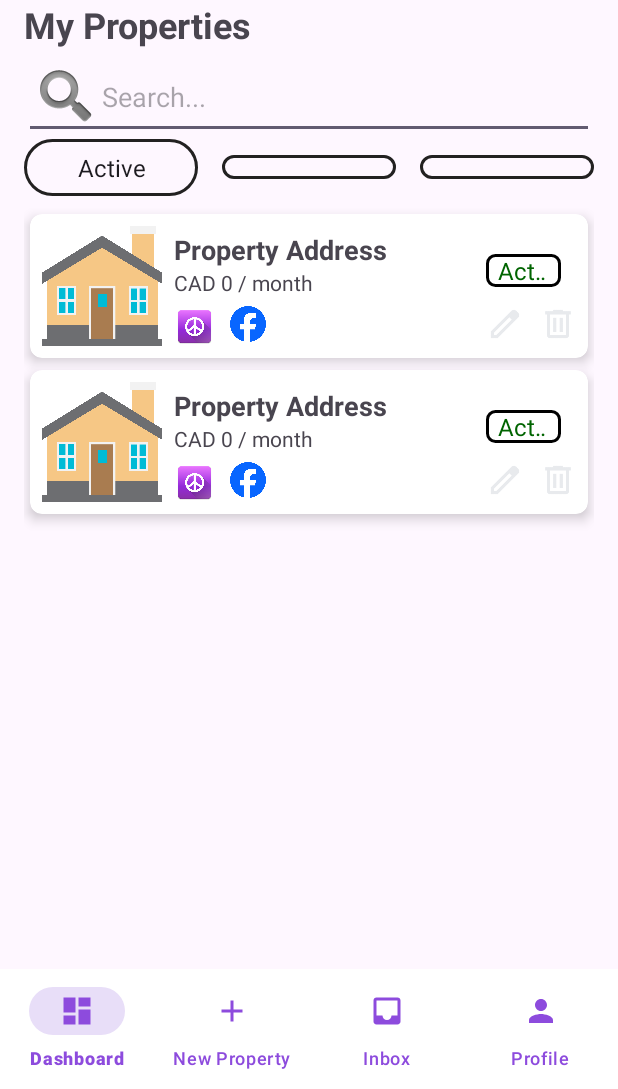
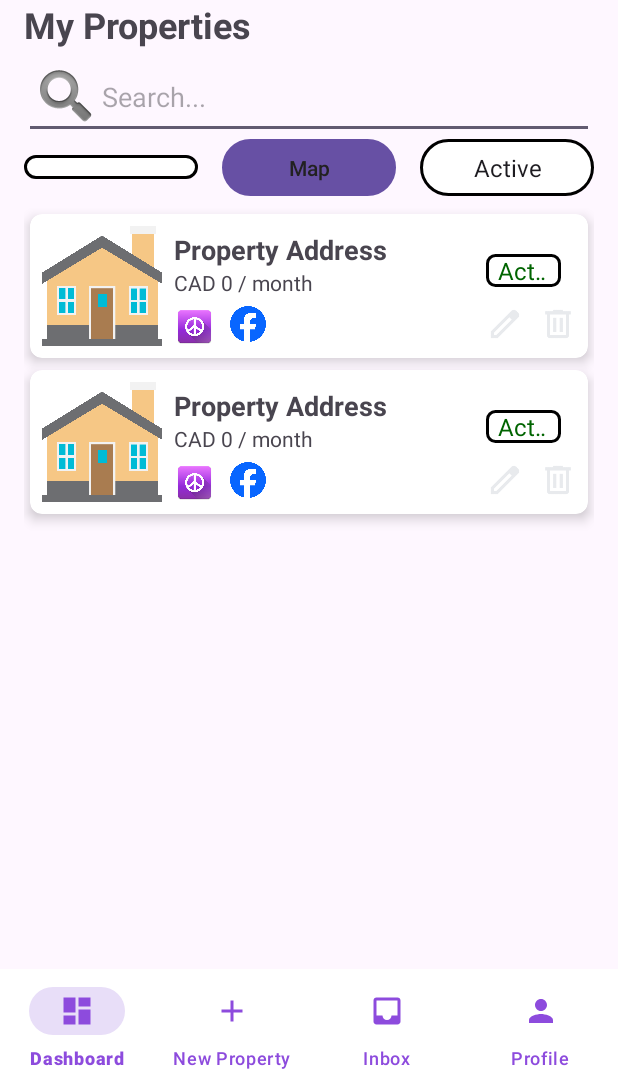
Before and after one commit to MrNathanDrake/Hexon_Project, an Android app: the screen it shows after launch once a user with an empty profile is signed in (MainActivity), on a phone screen of 412 x 824 dp, the part 147-1236 px from its top. Run offline under Robolectric (Android 15) with nearby library versions, the phone set to English and light mode, and no system bars; our stand-ins replace Firebase (no records; nobody signed in at launch, a user with empty details on screens opened directly), navigation-ui; pictures from the network do not load.

Commit message:
add map button to show properties' location on google map

```diff
--- a/app/src/main/AndroidManifest.xml
+++ b/app/src/main/AndroidManifest.xml
@@ -45,6 +45,7 @@
         <activity
             android:name=".MainActivity"
             android:exported="true" />
+        <activity android:name=".dashboard.Map" />
     </application>
 
 </manifest>
--- a/app/src/main/java/com/example/cmpt362_project/property/Property.kt
+++ b/app/src/main/java/com/example/cmpt362_project/property/Property.kt
@@ -5,5 +5,7 @@ data class Property(
     val address: String,
     val price: String,
     val imageUrl: String,
+    val latitude: Double?,
+    val longitude: Double?,
     var status: String = "Active"
 )
--- a/app/src/main/java/com/example/cmpt362_project/property/PropertyViewModel.kt
+++ b/app/src/main/java/com/example/cmpt362_project/property/PropertyViewModel.kt
@@ -6,8 +6,18 @@ import androidx.lifecycle.ViewModel
 
 class PropertyViewModel : ViewModel() {
     private val allProperties = mutableListOf(
-        Property(1, "422 Deer View Avenue", "CAD 3550 / month", "https://example.com/image1.jpg"),
-        Property(2, "2550 Pateseabc Avenue", "CAD 2 / month", "https://example.com/image2.jpg")
+        Property(1,
+            "422 Deer View Avenue",
+            "CAD 3550 / month",
+            "https://example.com/image1.jpg",
+            latitude = 49.277748,
+            longitude = -122.909050),
+        Property(2,
+            "2550 Pateseabc Avenue",
+            "CAD 2 / month",
+            "https://example.com/image2.jpg",
+            latitude = 49.267941,
+            longitude = -123.247360)
     )
 
     private val _properties = MutableLiveData<List<Property>>()
--- a/app/src/main/res/drawable/spinner_design.xml
+++ b/app/src/main/res/drawable/spinner_design.xml
@@ -1,11 +1,31 @@
 <?xml version="1.0" encoding="utf-8"?>
 <selector xmlns:android="http://schemas.android.com/apk/res/android">
+    <!-- State when button is pressed -->
+    <item android:state_pressed="true">
+        <shape android:shape="rectangle">
+            <solid android:color="@android:color/darker_gray" />
+            <stroke android:width="2dp" android:color="@android:color/black" />
+            <corners android:radius="24dp" />
+        </shape>
+    </item>
+
+    <!-- Default state -->
     <item>
         <shape android:shape="rectangle">
-            <solid android:color="@android:color/transparent" />
-            <stroke android:width="2dp" android:color="@color/black" />
+            <solid android:color="@android:color/white" />
+            <stroke android:width="2dp" android:color="@android:color/black" />
             <corners android:radius="24dp" />
-            <padding android:left="12dp" android:right="12dp" android:top="6dp" android:bottom="6dp" />
         </shape>
     </item>
 </selector>
+
+<!--<selector xmlns:android="http://schemas.android.com/apk/res/android">-->
+<!--    <item>-->
+<!--        <shape android:shape="rectangle">-->
+<!--            <solid android:color="@android:color/transparent" />-->
+<!--            <stroke android:width="2dp" android:color="@color/black" />-->
+<!--            <corners android:radius="24dp" />-->
+<!--            <padding android:left="12dp" android:right="12dp" android:top="6dp" android:bottom="6dp" />-->
+<!--        </shape>-->
+<!--    </item>-->
+<!--</selector>-->
--- a/app/src/main/res/layout/fragment_dashboard.xml
+++ b/app/src/main/res/layout/fragment_dashboard.xml
@@ -38,6 +38,30 @@
         android:gravity="center">
 
         <Spinner
+            android:layout_width="0dp"
+            android:layout_height="wrap_content"
+            android:layout_weight="1"
+            android:background="@drawable/spinner_design"
+            android:padding="8dp"
+            android:textAlignment="center"
+            android:gravity="center"
+            android:layout_marginEnd="16dp"
+            android:spinnerMode="dropdown" />
+
+        <Button
+            android:layout_width="0dp"
+            android:layout_height="match_parent"
+            android:id="@+id/mapbutton"
+            android:layout_marginEnd="16dp"
+            android:layout_weight="1"
+            android:background="@drawable/spinner_design"
+            android:gravity="center"
+            android:padding="0dp"
+            android:text="Map"
+            android:textColor="@color/black"
+            android:textAlignment="center" />
+
+        <Spinner
             android:id="@+id/filterSpinner"
             android:layout_width="0dp"
             android:layout_height="wrap_content"
@@ -47,29 +71,7 @@
             android:gravity="center"
             android:textAlignment="center"
             android:padding="8dp"
-            android:layout_marginEnd="16dp"
             android:popupBackground="@color/white"
-            android:spinnerMode="dropdown" />
-
-        <Spinner
-            android:layout_width="0dp"
-            android:layout_height="wrap_content"
-            android:layout_weight="1"
-            android:background="@drawable/spinner_design"
-            android:padding="8dp"
-            android:textAlignment="center"
-            android:layout_marginEnd="16dp"
-            android:gravity="center"
-            android:spinnerMode="dropdown" />
-
-        <Spinner
-            android:layout_width="0dp"
-            android:layout_height="wrap_content"
-            android:layout_weight="1"
-            android:background="@drawable/spinner_design"
-            android:padding="8dp"
-            android:textAlignment="center"
-            android:gravity="center"
             android:spinnerMode="dropdown" />
 
     </LinearLayout>
--- a/app/src/main/res/layout/map.xml
+++ b/app/src/main/res/layout/map.xml
@@ -16,6 +16,8 @@
         app:layout_constraintEnd_toEndOf="parent" />
 
     <fragment
+        android:name="com.google.android.gms.maps.SupportMapFragment"
+        android:id="@+id/map"
         android:layout_width="match_parent"
         android:layout_height="match_parent"
         app:layout_constraintTop_toBottomOf="@+id/maptoolbar" />
```
Also changed, not shown: app/src/main/java/com/example/cmpt362_project/dashboard/DashboardFragment.kt (+15 -1 lines), app/src/main/java/com/example/cmpt362_project/dashboard/Map.kt (+44 -2 lines), app/src/main/res/values/themes.xml (+8 -1 lines).
